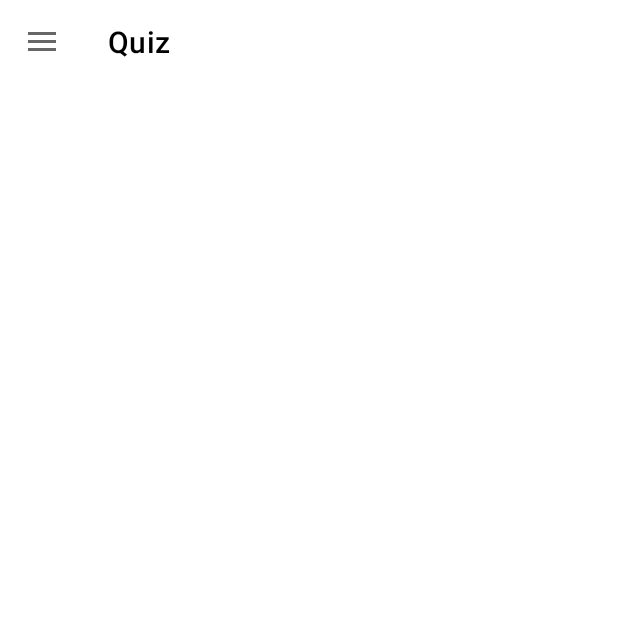
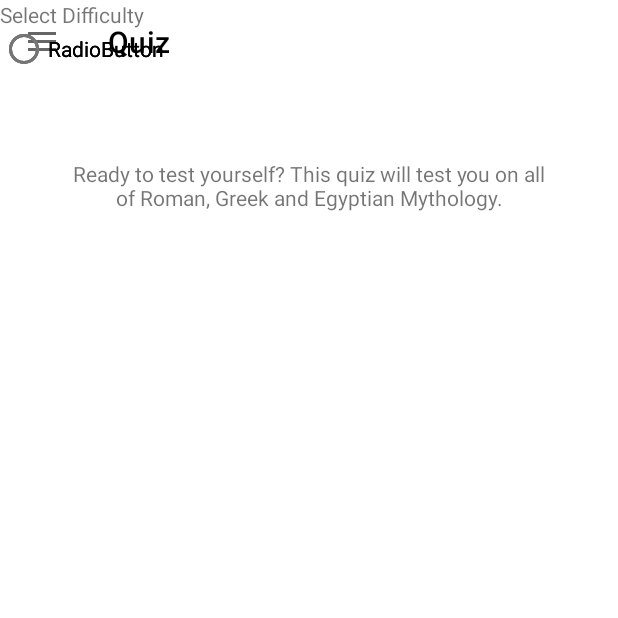
Before and after one commit to cathngo/Android-Mythology-Learning-App, an Android app: the QuizActivity screen opened directly, with no data from a screen before it, on a phone screen of 412 x 824 dp, the top half of it. Before the commit the part shown is almost empty. Run offline under Robolectric (Android 15) with nearby library versions, the phone set to English and light mode, and no system bars; our stand-ins replace Firebase (no records; nobody signed in at launch, a user with empty details on screens opened directly).

Commit message:
quiz retrofit added

```diff
--- a/app/build.gradle
+++ b/app/build.gradle
@@ -40,4 +40,7 @@ dependencies {
     androidTestImplementation 'androidx.test.espresso:espresso-core:3.4.0'
     implementation 'androidx.room:room-runtime:2.2.4'
     annotationProcessor 'androidx.room:room-compiler:2.2.4'
+    implementation 'com.google.code.gson:gson:2.8.8'
+    implementation 'com.squareup.retrofit2:retrofit:2.9.0'
+    implementation 'com.squareup.retrofit2:converter-gson:2.9.0'
 }
--- a/app/src/main/AndroidManifest.xml
+++ b/app/src/main/AndroidManifest.xml
@@ -1,6 +1,8 @@
 <?xml version="1.0" encoding="utf-8"?>
 <manifest xmlns:android="http://schemas.android.com/apk/res/android"
     package="au.edu.unsw.infs3634.unswgamifiedlearningapp">
+    <uses-permission android:name="android.permission.INTERNET" />
+    <uses-permission android:name="android.permission.ACCESS_NETWORK_STATE" />
 
     <application
         android:allowBackup="true"
--- /dev/null
+++ b/app/src/main/java/au/edu/unsw/infs3634/unswgamifiedlearningapp/QuestionService.java
@@ -0,0 +1,19 @@
+package au.edu.unsw.infs3634.unswgamifiedlearningapp;
+
+import retrofit2.Call;
+import retrofit2.http.GET;
+
+public interface QuestionService {
+
+    @GET("api.php?amount=10&category=20&type=multiple")
+    Call<Question> getQuestions();
+
+    @GET("api.php?amount=10&category=20&difficulty=easy&type=multiple")
+    Call<Question> getEasyQuestions();
+
+    @GET("api.php?amount=10&category=20&difficulty=medium&type=multiple")
+    Call<Question> getMediumQuestions();
+
+    @GET("api.php?amount=10&category=20&difficulty=hard&type=multiple")
+    Call<Question> getHardQuestions();
+}
--- a/app/src/main/java/au/edu/unsw/infs3634/unswgamifiedlearningapp/QuizActivity.java
+++ b/app/src/main/java/au/edu/unsw/infs3634/unswgamifiedlearningapp/QuizActivity.java
@@ -14,6 +14,14 @@ import android.widget.Toast;
 
 import com.google.android.material.navigation.NavigationView;
 import com.google.firebase.auth.FirebaseAuth;
+
+import java.util.List;
+
+import retrofit2.Call;
+import retrofit2.Callback;
+import retrofit2.Response;
+import retrofit2.Retrofit;
+import retrofit2.converter.gson.GsonConverterFactory;
 
 public class QuizActivity extends AppCompatActivity {
     /** navigation menu **/
@@ -94,5 +102,32 @@ public class QuizActivity extends AppCompatActivity {
             }
         });
         /**navigation menu code end**/
+
+        /**retrofit api call to get open trivia questions**/
+        Retrofit retrofit = new Retrofit.Builder()
+                .baseUrl("https://opentdb.com/")
+                .addConverterFactory(GsonConverterFactory.create())
+                .build();
+
+        QuestionService service = retrofit.create(QuestionService.class);
+        Call<Question> responseCall = service.getEasyQuestions();
+
+        responseCall.enqueue(new Callback<Question>() {
+            @Override
+            public void onResponse(Call<Question> call, Response<Question> response) {
+                Question question = response.body();
+                List<Result> results = question.getResults();
+                for (Result result: results) {
+                    System.out.println(result.getQuestion());
+                }
+
+            }
+
+            @Override
+            public void onFailure(Call<Question> call, Throwable t) {
+                System.out.println("failed");
+            }
+        });
     }
+
 }
--- a/app/src/main/res/layout/activity_quiz.xml
+++ b/app/src/main/res/layout/activity_quiz.xml
@@ -23,6 +23,50 @@
             app:title="Quiz"
             app:titleTextColor="@color/black" />
 
+        <TextView
+            android:id="@+id/txt1"
+            android:layout_width="wrap_content"
+            android:layout_height="wrap_content"
+            android:text="Select Difficulty"
+            tools:layout_editor_absoluteX="46dp"
+            tools:layout_editor_absoluteY="196dp" />
+
+        <RadioButton
+            android:id="@+id/radioButton"
+            android:layout_width="222dp"
+            android:layout_height="65dp"
+            android:text="RadioButton"
+            tools:layout_editor_absoluteX="46dp"
+            tools:layout_editor_absoluteY="258dp" />
+
+        <RadioButton
+            android:id="@+id/radioButton2"
+            android:layout_width="222dp"
+            android:layout_height="65dp"
+            android:text="RadioButton"
+            tools:layout_editor_absoluteX="46dp"
+            tools:layout_editor_absoluteY="333dp" />
+
+        <RadioButton
+            android:id="@+id/radioButton3"
+            android:layout_width="222dp"
+            android:layout_height="65dp"
+            android:text="RadioButton"
+            tools:layout_editor_absoluteX="46dp"
+            tools:layout_editor_absoluteY="412dp" />
+
+        <TextView
+            android:id="@+id/textView10"
+            android:layout_width="320dp"
+            android:layout_height="79dp"
+            android:layout_marginTop="28dp"
+            android:gravity="center"
+            android:text="Ready to test yourself? This quiz will test you
+on all of Roman, Greek and Egyptian Mythology."
+            app:layout_constraintEnd_toEndOf="parent"
+            app:layout_constraintStart_toStartOf="parent"
+            app:layout_constraintTop_toBottomOf="@+id/toolbar" />
+
     </androidx.constraintlayout.widget.ConstraintLayout>
 
     <com.google.android.material.navigation.NavigationView
```
Also changed, not shown: app/src/main/java/au/edu/unsw/infs3634/unswgamifiedlearningapp/Question.java (added, +32 -0 lines), app/src/main/java/au/edu/unsw/infs3634/unswgamifiedlearningapp/Result.java (added, +76 -0 lines).
